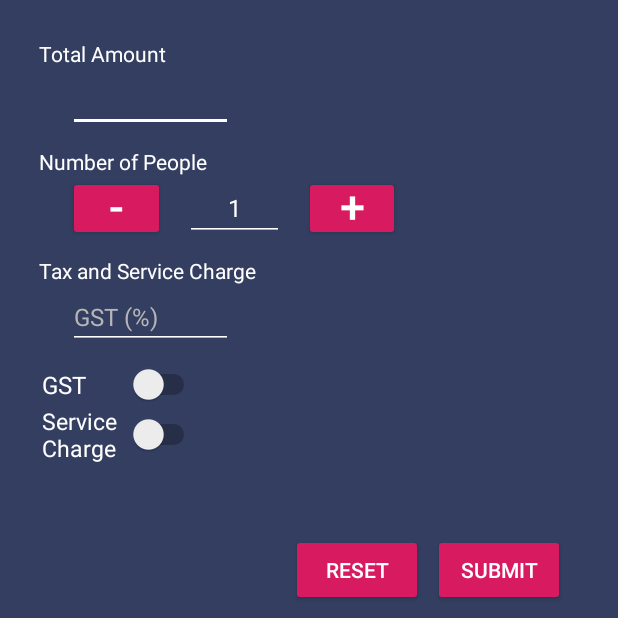
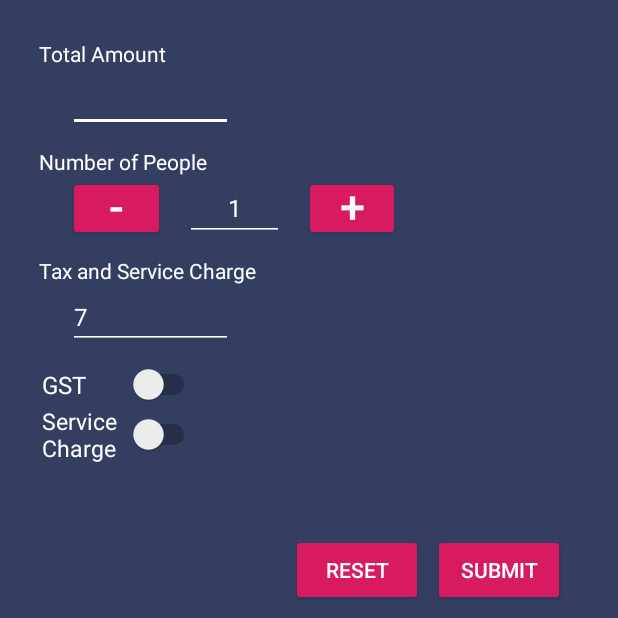
Before and after one commit to BluSteve/CS4131, an Android app: the screen it shows after launch (MainActivity), on a phone screen of 412 x 824 dp, the top half of it. Run offline under Robolectric (Android 15) with nearby library versions, the phone set to English and light mode, and no system bars.

Commit message:
Added Lab 2 zip file

```diff
--- a/Lab+2/BillSplitter/app/src/main/res/layout/activity_main.xml
+++ b/Lab+2/BillSplitter/app/src/main/res/layout/activity_main.xml
@@ -134,6 +134,7 @@
             android:ems="10"
             android:hint="@string/taxHint"
             android:inputType="number"
+            android:text="@string/_7"
             android:textColor="@color/colorSecondary"
             android:textSize="16sp" />
 
--- a/Lab+2/BillSplitter/app/src/main/res/values/strings.xml
+++ b/Lab+2/BillSplitter/app/src/main/res/values/strings.xml
@@ -11,4 +11,5 @@
     <string name="submit">submit</string>
     <string name="reset">reset</string>
     <string name="gst">GST</string>
+    <string name="_7">7</string>
 </resources>
```
Also changed, not shown: 2 other files.
